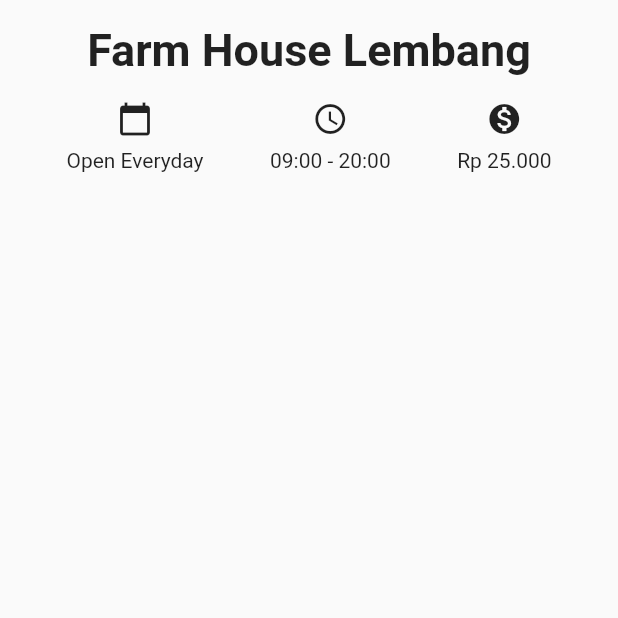
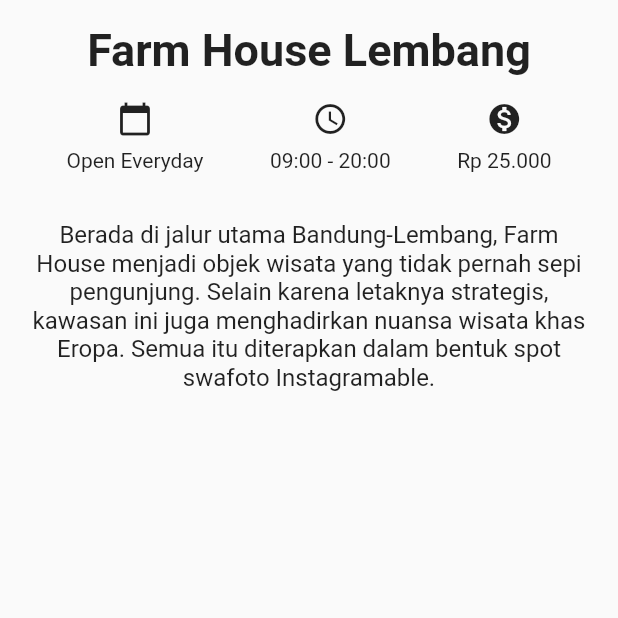
Before and after one commit to madyanes/flutter-wisatabandung, a Flutter app: the screen it shows after launch, on a phone screen of 412 x 824 dp, the top half of it. Run offline on Flutter 3.47's test engine with Material 2 defaults, Android fonts, the phone set to English and light mode, and no system bars.

Commit message:
add description text in new column

```diff
--- a/lib/main.dart
+++ b/lib/main.dart
@@ -65,6 +65,14 @@ class DetailScreen extends StatelessWidget {
                 ],
               ),
             ),
+            Container(
+              padding: const EdgeInsets.all(16.0),
+              child: const Text(
+                'Berada di jalur utama Bandung-Lembang, Farm House menjadi objek wisata yang tidak pernah sepi pengunjung. Selain karena letaknya strategis, kawasan ini juga menghadirkan nuansa wisata khas Eropa. Semua itu diterapkan dalam bentuk spot swafoto Instagramable.',
+                textAlign: TextAlign.center,
+                style: TextStyle(fontSize: 16.0),
+              ),
+            ),
           ],
         ),
       ),
```
